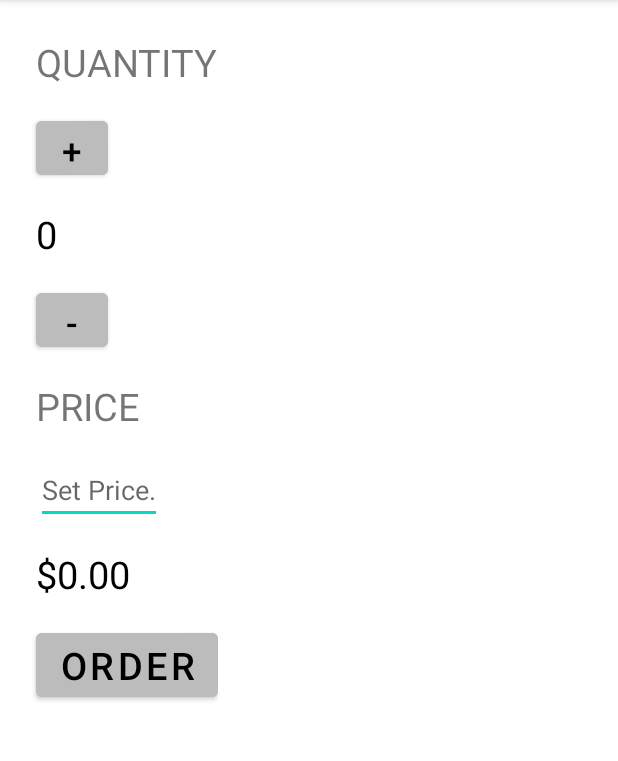
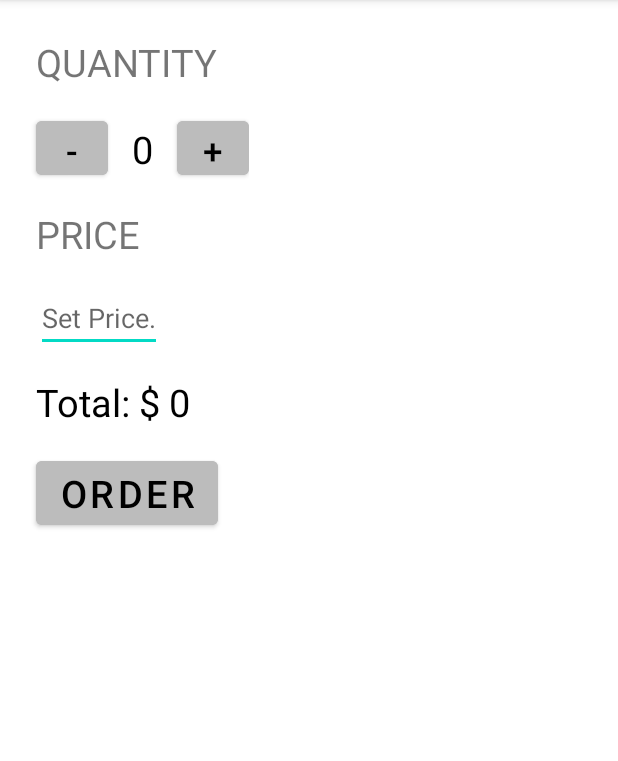
Before and after one commit to Alexwerber/quantity_and_price, an Android app: the screen it shows after launch (MainActivity), after a tap on "ORDER", on a phone screen of 412 x 824 dp, the part 84-845 px from its top. Run offline under Robolectric (Android 15) with nearby library versions, the phone set to English and light mode, and no system bars; 1 statement that could not run was skipped.

Commit message:
the arrangement of buttons has changed, the text of the price display has been changed

```diff
--- a/app/src/main/java/com/example/appinteractive/MainActivity.java
+++ b/app/src/main/java/com/example/appinteractive/MainActivity.java
@@ -28,8 +28,10 @@ public class MainActivity extends AppCompatActivity {
         EditText priceValue = (EditText) findViewById(R.id.priceValue);
         String repositoryOfInt = priceValue.getText().toString();
         int value = Integer.parseInt(repositoryOfInt);
+        int price = value * quantity;
+        String priceMessage = "Total: $ " + price;
 
-        displayPrice(quantity * value);
+        displayPrice(priceMessage);
     }
 
     public void increment(View view) {
@@ -47,9 +49,9 @@ public class MainActivity extends AppCompatActivity {
         quantityTextView.setText("" + number);
     }
 
-    private void displayPrice(int number) {
+    private void displayPrice(String priceMassage) {
         TextView priceTextView = (TextView) findViewById(R.id.price_text_view);
-        priceTextView.setText(NumberFormat.getCurrencyInstance().format(number));
+        priceTextView.setText(priceMassage);
     }
 
 }
--- a/app/src/main/res/layout/activity_main.xml
+++ b/app/src/main/res/layout/activity_main.xml
@@ -12,6 +12,7 @@
         android:orientation="vertical"
         android:padding="8sp">
 
+
         <TextView
             android:text="QUANTITY"
             android:layout_width="wrap_content"
@@ -20,16 +21,20 @@
             android:layout_marginLeft="16dp"
             android:layout_marginTop="16dp" />
 
+        <LinearLayout
+            android:layout_width="wrap_content"
+            android:layout_height="wrap_content" >
+
             <Button
-            android:text="+"
+                android:text="-"
                 android:layout_width="48dp"
                 android:layout_height="48dp"
                 android:textSize="23dp"
                 android:textColor="@color/black"
                 android:layout_marginTop="16dp"
                 android:layout_marginLeft="16dp"
-            android:onClick="increment"
-            android:backgroundTint="#bcbcbc"/>
+                android:onClick="decrement"
+                android:backgroundTint="#bcbcbc" />
 
             <TextView
                 android:id="@+id/quantity_text_view"
@@ -42,15 +47,18 @@
                 android:textColor="@color/black"/>
 
             <Button
-            android:text="-"
+                android:text="+"
                 android:layout_width="48dp"
                 android:layout_height="48dp"
                 android:textSize="23dp"
                 android:textColor="@color/black"
                 android:layout_marginTop="16dp"
                 android:layout_marginLeft="16dp"
-            android:onClick="decrement"
-            android:backgroundTint="#bcbcbc"/>
+                android:onClick="increment"
+                android:backgroundTint="#bcbcbc"
+                />
+
+        </LinearLayout>
 
         <TextView
             android:text="PRICE"
```
Lines whose indentation alone changed are shown as unchanged.
